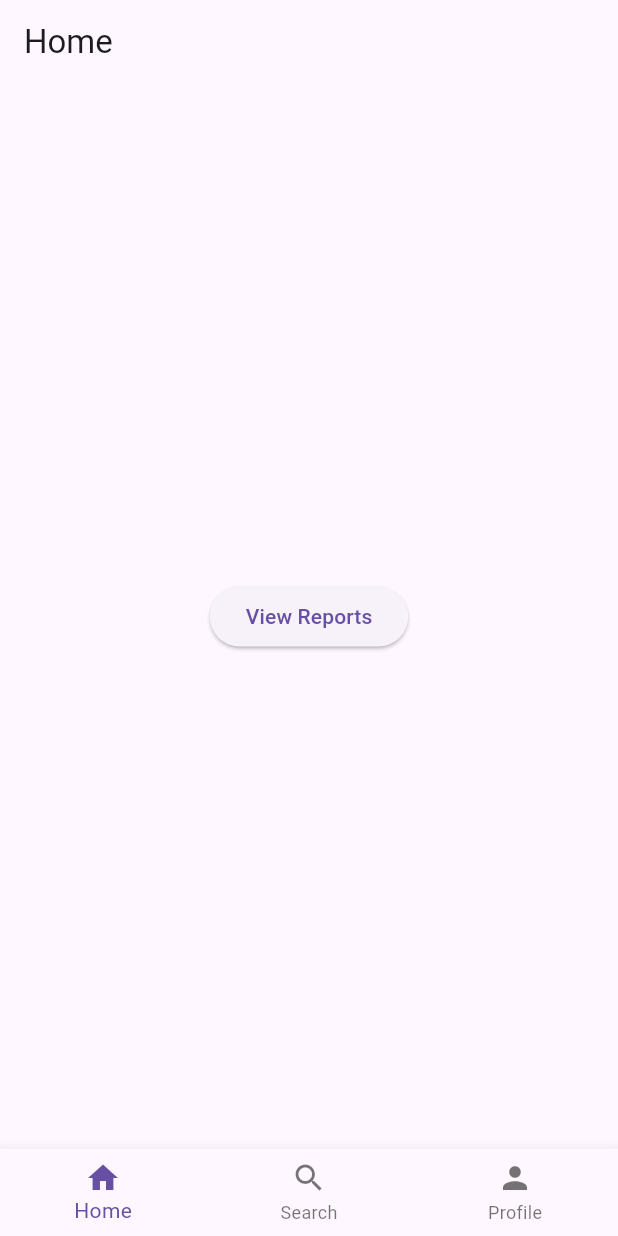
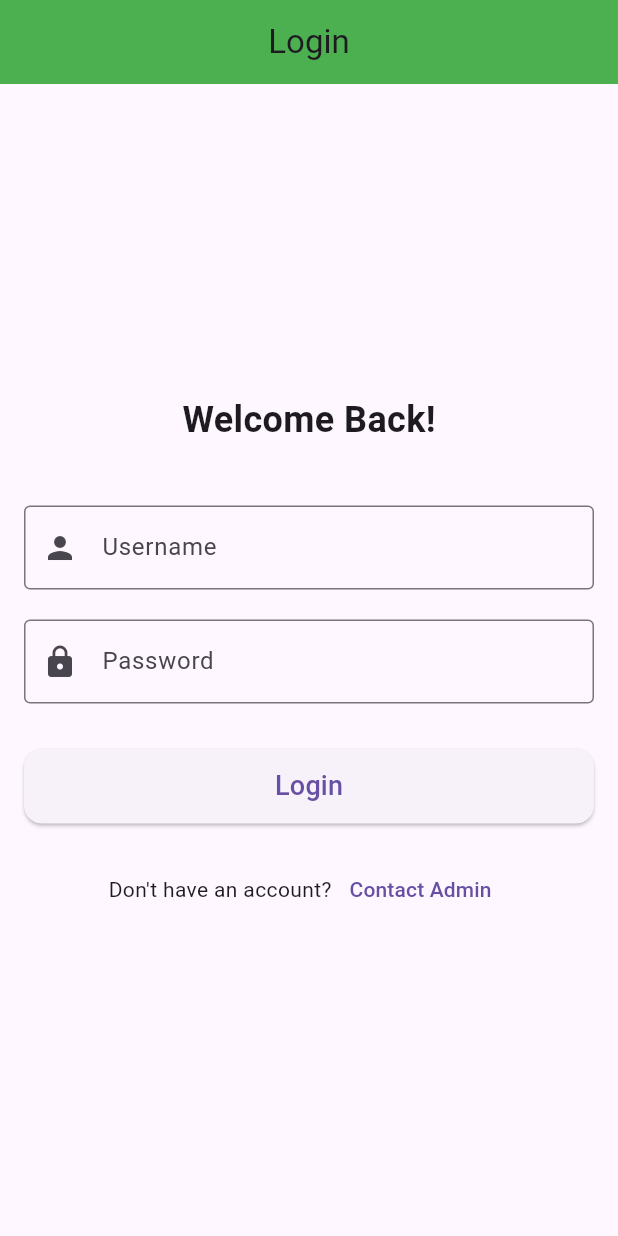
Before and after one commit to BozhidarHr/solar_cargo, a Flutter app: the screen it shows after launch, on a phone screen of 412 x 824 dp. Run offline on Flutter 3.47's test engine with Material 3 defaults, Android fonts, the phone set to English and light mode, and no system bars; our stand-ins replace hexcolor, image_picker, logger, shared_preferences; missing offline and left inert: flutter_tesseract_ocr; generated files the repository leaves out were written again.

Commit message:
feat: Add login screen and improve UI
This commit introduces a new login screen and enhances the UI for the home and view reports screens.

**New Features:**

- Added a login screen with username and password fields.
- Implemented an `AuthProvider` to manage login state using `shared_preferences`.
- Added a new route for the login screen.
- Added a company logo image.

**UI Improvements:**

- **View Reports Screen:**
    - Updated the app bar with a green background and white foreground.
    - Replaced `CircularProgressIndicator` with a custom `LoadingWidget`.
    - Improved the layout and styling of the report cards for better readability and visual appeal.
    - Added a `StringExtension` for checking if a nullable string is not null and not empty.
- **Home Screen:**
    - Updated the app bar to display the company logo.
    - Redesigned the home screen layout with an icon, welcome message, and styled buttons for "View Reports" and "Login".
- Added a `kPrimaryGreenColor` constant for consistent theming.

**Other Changes:**

- Updated the API access token in `env.dart`.
- Removed an unused `BottomNavigationBarItem` from `main_screen.dart`.
- Added `hexcolor` and `shared_preferences` to `pubspec.yaml`.
- Registered `SharedPreferencesPlugin` in `GeneratedPluginRegistrant.swift`.

```diff
--- a/lib/app.dart
+++ b/lib/app.dart
@@ -1,7 +1,11 @@
 import 'package:flutter/material.dart';
 import 'package:flutter_gen/gen_l10n/app_localizations.dart';
 import 'package:flutter_localizations/flutter_localizations.dart';
+import 'package:provider/provider.dart';
+import 'package:solar_cargo/providers/auth_provider.dart';
 import 'package:solar_cargo/routes/routes.dart';
+import 'package:solar_cargo/screens/home_screen.dart';
+import 'package:solar_cargo/screens/login/view/login_screen.dart';
 
 import 'generated/l10n.dart';
 
@@ -17,7 +21,8 @@ class MyApp extends StatelessWidget {
     //
     // The ListenableBuilder Widget listens to the SettingsController for changes.
     // Whenever the user updates their settings, the MaterialApp is rebuilt.
-
+    return Consumer<AuthProvider>(
+        builder: (context, auth, _) {
     return MaterialApp(
       routes: Routes.getAll(),
       onGenerateRoute: Routes.getRouteGenerate,
@@ -55,9 +60,11 @@ class MyApp extends StatelessWidget {
       theme: ThemeData(),
       darkTheme: ThemeData.dark(),
 debugShowCheckedModeBanner: false,
-
+      home: auth.isLoggedIn ? const HomeScreen() : const LoginScreen(),
 // Define a function to handle named routes in order to support
 // Flutter web url navigation and deep linking.
     );
+        },
+    );
   }
 }
--- a/lib/env.dart
+++ b/lib/env.dart
@@ -1,5 +1,5 @@
 class Env {
   static const String apiUrl = 'https://solarcargo.commitandpray.com';
   static const String accessToken =
-      'Api-key vjrTnYXf.DQp40GU9s1GOGWdGkjMZzUtSN92gDoOE';
+      'Api-key RCw0SOyS.SGDCNxaoSxfLCXuvpXTCCEtQAvSOzRgU';
 }
--- a/lib/main.dart
+++ b/lib/main.dart
@@ -1,5 +1,6 @@
 import 'package:flutter/material.dart';
 import 'package:provider/provider.dart';
+import 'package:solar_cargo/providers/auth_provider.dart';
 import 'package:solar_cargo/screens/view_reports/viewmodel/view_reports_view_model.dart';
 
 import 'app.dart';
@@ -8,7 +9,9 @@ void main() {
   runApp(
     MultiProvider(
       providers: [
+        ChangeNotifierProvider(create: (_) => AuthProvider()),
         ChangeNotifierProvider(create: (_) => ViewReportsViewModel()),
+
       ],
       child: const MyApp(),
     ),
--- /dev/null
+++ b/lib/providers/auth_provider.dart
@@ -0,0 +1,31 @@
+import 'package:flutter/material.dart';
+import 'package:shared_preferences/shared_preferences.dart';
+
+class AuthProvider with ChangeNotifier {
+  bool _isLoggedIn = false;
+  bool get isLoggedIn => _isLoggedIn;
+
+  AuthProvider() {
+    _loadLoginStatus();
+  }
+
+  Future<void> _loadLoginStatus() async {
+    final prefs = await SharedPreferences.getInstance();
+    _isLoggedIn = prefs.getBool('isLoggedIn') ?? false;
+    notifyListeners();
+  }
+
+  Future<void> login() async {
+    final prefs = await SharedPreferences.getInstance();
+    await prefs.setBool('isLoggedIn', true);
+    _isLoggedIn = true;
+    notifyListeners();
+  }
+
+  Future<void> logout() async {
+    final prefs = await SharedPreferences.getInstance();
+    await prefs.remove('isLoggedIn');
+    _isLoggedIn = false;
+    notifyListeners();
+  }
+}
--- a/lib/routes/route_list.dart
+++ b/lib/routes/route_list.dart
@@ -3,4 +3,5 @@ class RouteList {
   static const String home = '/home';
   static const String tesseract = '/tesseract';
   static const String viewReports = '/view_reports';
+  static const String login = '/login';
 }
--- a/lib/routes/routes.dart
+++ b/lib/routes/routes.dart
@@ -1,5 +1,6 @@
 import 'package:flutter/material.dart';
 import 'package:solar_cargo/screens/common/string_extension.dart';
+import 'package:solar_cargo/screens/login/view/login_screen.dart';
 import 'package:solar_cargo/screens/main_screen.dart';
 
 import '../screens/home_screen.dart';
@@ -15,6 +16,7 @@ class Routes {
     RouteList.home: (context) => const HomeScreen(),
     RouteList.mainScreen: (context) => const MainScreen(),
     RouteList.tesseract: (context) => TesseractOCRScreen(),
+    RouteList.login: (context) => LoginScreen(),
     RouteList.viewReports: (context) {
       return const ViewReportsScreen();
     }
--- /dev/null
+++ b/lib/screens/common/constants.dart
@@ -0,0 +1,6 @@
+
+const kLogo = 'assets/images/logo.png';
+
+
+
+const kPrimaryGreenColor = '#6ab43e';
--- /dev/null
+++ b/lib/screens/login/view/login_screen.dart
@@ -0,0 +1,105 @@
+import 'package:flutter/material.dart';
+
+class LoginScreen extends StatefulWidget {
+  const LoginScreen({super.key});
+
+  @override
+  State<LoginScreen> createState() => _LoginScreenState();
+}
+
+class _LoginScreenState extends State<LoginScreen> {
+  final TextEditingController _usernameController = TextEditingController();
+  final TextEditingController _passwordController = TextEditingController();
+  final GlobalKey<FormState> _formKey = GlobalKey<FormState>();
+
+  @override
+  Widget build(BuildContext context) {
+    return Scaffold(
+      appBar: AppBar(
+        title: const Text('Login'),
+        backgroundColor: Colors.green,
+        centerTitle: true,
+      ),
+      body: Padding(
+        padding: const EdgeInsets.all(16.0),
+        child: Form(
+          key: _formKey,
+          child: Column(
+            mainAxisAlignment: MainAxisAlignment.center,
+            children: [
+              const Text(
+                'Welcome Back!',
+                style: TextStyle(fontSize: 24, fontWeight: FontWeight.bold),
+              ),
+              const SizedBox(height: 40),
+              TextFormField(
+                controller: _usernameController,
+                decoration: const InputDecoration(
+                  labelText: 'Username',
+                  prefixIcon: Icon(Icons.person),
+                  border: OutlineInputBorder(),
+                ),
+                validator: (value) {
+                  if (value == null || value.isEmpty) {
+                    return 'Please enter your username';
+                  }
+                  return null;
+                },
+              ),
+              const SizedBox(height: 20),
+              TextFormField(
+                controller: _passwordController,
+                obscureText: true,
+                decoration: const InputDecoration(
+                  labelText: 'Password',
+                  prefixIcon: Icon(Icons.lock),
+                  border: OutlineInputBorder(),
+                ),
+                validator: (value) {
+                  if (value == null || value.isEmpty) {
+                    return 'Please enter your password';
+                  }
+                  return null;
+                },
+              ),
+              const SizedBox(height: 30),
+              ElevatedButton(
+                onPressed: () {
+                  if (_formKey.currentState?.validate() ?? false) {
+                    // Handle login logic (e.g., authenticate user)
+                    ScaffoldMessenger.of(context).showSnackBar(
+                      const SnackBar(content: Text('Login Successful')),
+                    );
+                  }
+                },
+                style: ElevatedButton.styleFrom(
+                  minimumSize: const Size(double.infinity, 50),
+                  shape: RoundedRectangleBorder(
+                    borderRadius: BorderRadius.circular(12),
+                  ),
+                ),
+                child: const Text(
+                  'Login',
+                  style: TextStyle(fontSize: 18),
+                ),
+              ),
+              const SizedBox(height: 20),
+              Row(
+                mainAxisAlignment: MainAxisAlignment.center,
+                children: [
+                  const Text('Don\'t have an account?'),
+                  TextButton(
+                    onPressed: () {
+                      // Navigate to registration screen
+                    },
+                    child: const Text('Contact Admin'),
+                  ),
+                ],
+              ),
+            ],
+          ),
+        ),
+      ),
+    );
+  }
+}
--- a/lib/screens/main_screen.dart
+++ b/lib/screens/main_screen.dart
@@ -16,7 +16,7 @@ class _MainScreenState extends State<MainScreen> {
 
   final List<Widget> _pages = [
     const HomeScreen(),
-    TesseractOCRScreen(),    const HomeScreen(),
+    TesseractOCRScreen(),
 
   ];
 
@@ -34,7 +34,6 @@ class _MainScreenState extends State<MainScreen> {
         items: const [
           BottomNavigationBarItem(icon: Icon(Icons.home), label: 'Home'),
           BottomNavigationBarItem(icon: Icon(Icons.search), label: 'Search'),
-          BottomNavigationBarItem(icon: Icon(Icons.person), label: 'Profile'),
         ],
       ),
     );
--- a/pubspec.yaml
+++ b/pubspec.yaml
@@ -21,6 +21,8 @@ dependencies:
   mobile_scanner: ^3.0.0
   flutter_tesseract_ocr: ^0.4.28
   logger: ^2.5.0
+  hexcolor: ^3.0.1
+  shared_preferences: ^2.2.2
 
 dev_dependencies:
   flutter_test:
```
Also changed, not shown: lib/screens/common/loading_widget.dart (added, +13 -0 lines), lib/screens/common/string_extension.dart (+10 -0 lines), lib/screens/home_screen.dart (+71 -10 lines), lib/screens/view_reports/view/view_reports_screen.dart (+69 -22 lines), assets/images/logo.png (added), pubspec.lock, 1 other file.
